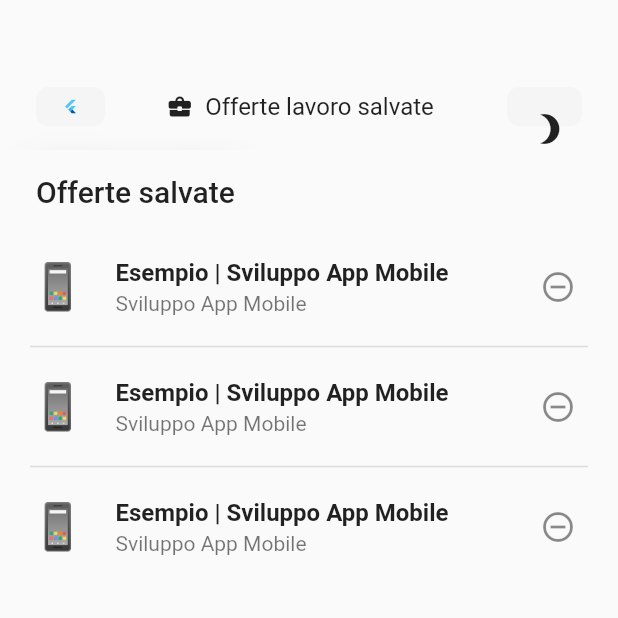
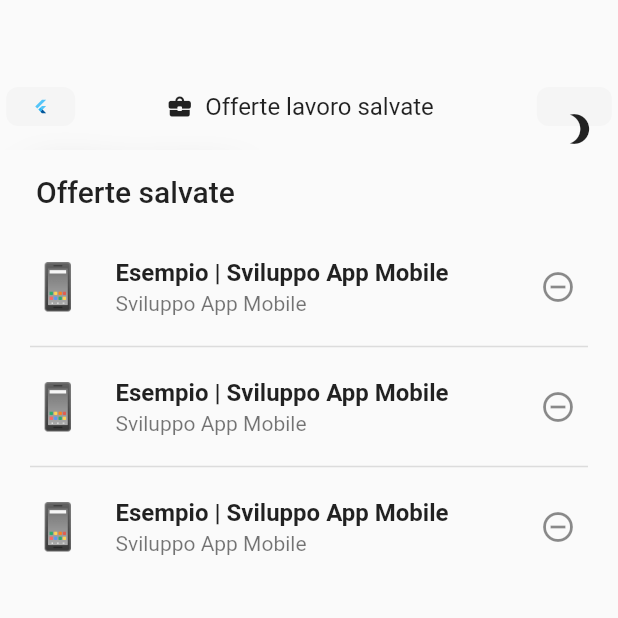
Before and after one commit to androidan/offertelavoroflutterapp, a Flutter app: the AnnunciPreferitiPage screen opened by its route, on a phone screen of 412 x 824 dp, the top half of it. Run offline on Flutter 3.47's test engine with Material 2 defaults, Android fonts, the phone set to English and light mode, and no system bars; our stand-ins replace auto_route, auto_size_text, bloc, equatable, flutter_bloc, flutter_offline and 4 more; missing offline and left inert: dart:ffi; network calls fail.

Commit message:
bug fix UI

```diff
--- a/lib/pages/annunci_preferiti_page.dart
+++ b/lib/pages/annunci_preferiti_page.dart
@@ -1,5 +1,6 @@
 import 'package:auto_route/auto_route.dart';
 import 'package:flutter/material.dart';
+import 'package:offerte_lavoro_flutter_app/util/size_config/size_config.dart';
 import 'package:offerte_lavoro_flutter_app/widgets/app_bar_custom.dart';
 import 'package:offerte_lavoro_flutter_app/widgets/job_app_bar.dart';
 
@@ -8,13 +9,16 @@ class AnnunciPreferitiPage extends StatelessWidget {
   const AnnunciPreferitiPage({super.key});
 
   @override
-  Widget build(BuildContext context) => Scaffold(
+  Widget build(BuildContext context) {
+    SizeConfig.init(context);
+    return Scaffold(
         appBar: const JobAppBar(
           child: AppBarCustom('Offerte lavoro salvate'),
         ),
         body: _body(
           context,
         ));
+  }
 
   Widget _body(BuildContext context) => Padding(
         padding: const EdgeInsets.only(top: 16),
@@ -30,7 +34,7 @@ class AnnunciPreferitiPage extends StatelessWidget {
             ),
             Container(
               margin: const EdgeInsets.only(top: 16),
-              height: 640,
+              height: SizeConfig.blockSizeVertical * 60,
               child: ListView.separated(
                 itemBuilder: (content, index) => ListTile(
                   title: const Text(
--- /dev/null
+++ b/lib/util/size_config/size_config.dart
@@ -0,0 +1,20 @@
+//SizeConfig take the Screen Width and Screen Height and divide it by 100 creating a 100x100 grid.
+// multiplying blockSize with a double create a scalable size for different device.
+//E.g. SizeConfig.blockSizeVertical * 10 equals to 10% of the screen height.
+import 'package:flutter/cupertino.dart';
+
+class SizeConfig {
+  static late MediaQueryData _mediaQueryData;
+  static late double screenWidth;
+  static late double screenHeight;
+  static late double blockSizeHorizontal;
+  static late double blockSizeVertical;
+
+  static void init(BuildContext context) {
+    _mediaQueryData = MediaQuery.of(context);
+    screenWidth = _mediaQueryData.size.width;
+    screenHeight = _mediaQueryData.size.height;
+    blockSizeHorizontal = screenWidth / 100;
+    blockSizeVertical = screenHeight / 100;
+  }
+}
--- a/lib/widgets/job_app_bar.dart
+++ b/lib/widgets/job_app_bar.dart
@@ -1,6 +1,7 @@
 import 'dart:ui';
 
 import 'package:flutter/material.dart';
+import 'package:offerte_lavoro_flutter_app/util/size_config/size_config.dart';
 
 class JobAppBar extends StatelessWidget with PreferredSizeWidget {
   final Widget child;
@@ -17,7 +18,9 @@ class JobAppBar extends StatelessWidget with PreferredSizeWidget {
         super(key: key);
 
   @override
-  Widget build(BuildContext context) => ClipRRect(
+  Widget build(BuildContext context) {
+    SizeConfig.init(context);
+    return ClipRRect(
       child: BackdropFilter(
         filter: ImageFilter.blur(
           sigmaX: blur ? 15 : 0,
@@ -26,13 +29,14 @@ class JobAppBar extends StatelessWidget with PreferredSizeWidget {
         child: Container(
           //color: Colors.grey.shade200,
           child: child,
-            padding: const EdgeInsets.only(
+          padding: EdgeInsets.only(
             top: 58.0,
-              right: 24.0,
-              left: 24.0,
+            right: SizeConfig.blockSizeHorizontal * 1,
+            left: SizeConfig.blockSizeHorizontal * 1,
             bottom: 16.0,
           ),
         ),
       ),
     );
   }
+}
--- a/lib/widgets/job_freelance_slinding_panel_overview.dart
+++ b/lib/widgets/job_freelance_slinding_panel_overview.dart
@@ -1,5 +1,6 @@
 import 'package:auto_size_text/auto_size_text.dart';
 import 'package:flutter/material.dart';
+import 'package:offerte_lavoro_flutter_app/util/size_config/size_config.dart';
 import 'package:offerte_lavoro_flutter_app/widgets/sliding_button.dart';
 
 class JobFreelanceSlidingPanelOverview extends StatelessWidget {
@@ -63,9 +64,9 @@ class JobFreelanceSlidingPanelOverview extends StatelessWidget {
       );
 
   Widget jobDescription() => Padding(
-        padding: const EdgeInsets.all(32.0),
+        padding: EdgeInsets.all(32.0),
         child: SizedBox(
-          height: 400,
+          height: SizeConfig.blockSizeVertical * 42,
           child: Scrollbar(
             thumbVisibility: true,
             controller: _firstController,
```
Also changed, not shown: lib/pages/annunci_dip_page.dart (+9 -3 lines), lib/widgets/job_sliding_panel_overview.dart (+4 -3 lines). Lines whose indentation alone changed are shown as unchanged.
